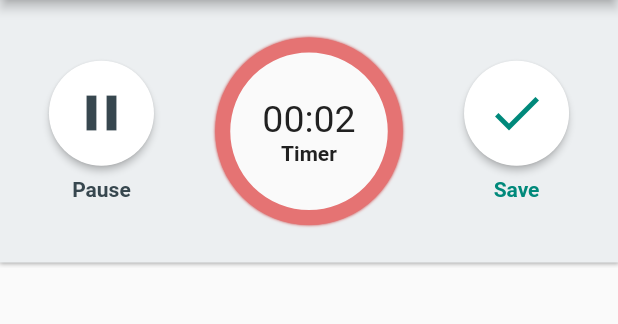
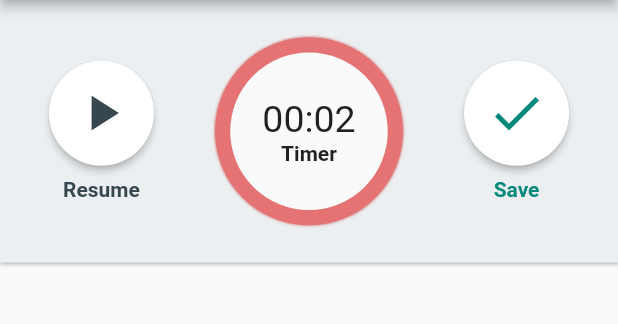
Before and after one commit to apurvh/DeXEMR, a Flutter app: the MainScreen screen opened directly with empty values, after a tap on "Go", after a tap on the "pause" icon, on a phone screen of 412 x 824 dp, the part 84-408 px from its top. Run offline on Flutter 3.47's test engine with Material 2 defaults, Android fonts, the phone set to English and light mode, and no system bars; drawn by our look-alikes of firebase_database; our stand-ins replace firebase_auth, firebase_messaging, firebase_storage, google_sign_in, share, shared_preferences; missing offline and left inert: audioplayer, simple_permissions; accounts and stored records are empty.

Commit message:
play pause done

```diff
--- a/lib/mainScreen.dart
+++ b/lib/mainScreen.dart
@@ -5,6 +5,12 @@ import 'package:google_sign_in/google_sign_in.dart';
 import 'package:dex_for_doctor/emrListWidget.dart';
 
 import 'package:scoped_model/scoped_model.dart';
+import 'package:flutter/services.dart';
+import 'dart:async';
+import 'package:firebase_database/firebase_database.dart';
+import 'package:firebase_storage/firebase_storage.dart';
+import 'package:intl/intl.dart';
+import 'dart:io';
 
 class MainScreen extends StatefulWidget {
   const MainScreen({Key key, this.email});
@@ -48,12 +54,13 @@ class _MainScreenState extends State<MainScreen> {
         floatingActionButton: new ScopedModelDescendant<CounterModel>(
           builder: (context, child, model) => renderFloatingActionButton(model),
         ),
+//        floatingActionButtonLocation: FloatingActionButtonLocation.centerFloat,
       ),
     );
   }
 
   Widget renderRecordWidget(int recorderWidgetState) {
-    if (recorderWidgetState.isEven) {
+    if (recorderWidgetState == 0) {
       return Container();
     } else {
       return new RecorderWidget(
@@ -63,13 +70,14 @@ class _MainScreenState extends State<MainScreen> {
   }
 
   Widget renderFloatingActionButton(model) {
-    if (model.counter.isOdd) {
+    if (model.counter == 1) {
       return Container();
     } else {
       return new FloatingActionButton(
         onPressed: () {
           model.increment();
           print("====>>>>  ${model.counter}");
+          redButtonStateChannelFunction(model.counter);
         },
         child: Row(
           mainAxisSize: MainAxisSize.min,
@@ -84,6 +92,71 @@ class _MainScreenState extends State<MainScreen> {
       );
     }
   }
+
+  //PLATFORM
+  static const platform = const MethodChannel('dex.channels/dfRedButtonState');
+
+  //USING PLATFORM CHANNEL TO CAPTURE AUDIO AND SEND TO FIRE BASE DB
+  Future redButtonStateChannelFunction(int redButtonState) async {
+    String result = await platform.invokeMethod('stateReply', {
+      'redButtonState': redButtonState,
+      'time': new DateTime.now().millisecondsSinceEpoch.toString()
+    });
+    print("RESULT IS: " + result);
+
+//    stillUploadingLastOne = 1;
+
+    //GET KEY
+    String uploadAudioFileKey = FirebaseDatabase.instance
+        .reference()
+        .child("DeXAutoCollect")
+        .child("list")
+        .child(widget.email.replaceAll(".", " "))
+        .push()
+        .key;
+
+//    print(uploadAudioFileKey);
+    await FirebaseDatabase.instance
+        .reference()
+        .child("DeXAutoCollect")
+        .child("list")
+        .child(widget.email.replaceAll(".", " "))
+        .child(uploadAudioFileKey)
+        .update({
+      "name": result.substring(result.length - 21),
+      "conversionStatus": 0,
+//      "followUp": followUpStatus,
+      "dateStamp": new DateFormat.yMd().format(new DateTime.now())
+    });
+
+    //UPLOAD FILE AND PUSH FILE
+    if (result != "Recording On ") {
+      //UPLOAD FILE
+      File file = new File(result);
+      StorageReference ref = FirebaseStorage.instance
+          .ref()
+          .child("Audio")
+          .child(widget.email.replaceAll(".", " "))
+          .child(result.substring(result.length - 21));
+      StorageUploadTask uploadTask = ref.put(file);
+
+      //GET URL
+      Uri fileUrl = (await uploadTask.future).downloadUrl;
+      print("File Uploaded == > $result");
+
+      //PUSH TO AUDIO
+      await FirebaseDatabase.instance
+          .reference()
+          .child("DeXAutoCollect")
+          .child("list")
+          .child(widget.email.replaceAll(".", " "))
+          .child(uploadAudioFileKey)
+          .update({
+        "url": fileUrl.toString(),
+      });
+    }
+//    stillUploadingLastOne = 0;
+  }
 }
 
 class CounterModel extends Model {
@@ -93,7 +166,7 @@ class CounterModel extends Model {
 
   void increment() {
     // First, increment the counter
-    _counter++;
+    _counter = 1;
 
     // Then notify all the listeners.
     notifyListeners();
@@ -101,7 +174,7 @@ class CounterModel extends Model {
 
   void decrement() {
     // First, increment the counter
-    _counter--;
+    _counter = 0;
 
     // Then notify all the listeners.
     notifyListeners();
--- a/lib/recorderWidget.dart
+++ b/lib/recorderWidget.dart
@@ -19,6 +19,8 @@ class RecorderWidget extends StatefulWidget {
 }
 
 class _RecorderWidgetState extends State<RecorderWidget> {
+  int pauseButtonState = 0;
+
   @override
   Widget build(BuildContext context) {
     if (false) {
@@ -41,32 +43,7 @@ class _RecorderWidgetState extends State<RecorderWidget> {
           crossAxisAlignment: CrossAxisAlignment.center,
           mainAxisAlignment: MainAxisAlignment.spaceAround,
           children: <Widget>[
-            new Column(
-              children: <Widget>[
-                new RawMaterialButton(
-                  onPressed: () {},
-                  child: new Icon(
-                    Icons.pause,
-                    size: 40.0,
-                    color: Colors.blueGrey[800],
-                  ),
-                  shape: new CircleBorder(),
-                  elevation: 2.0,
-                  fillColor: Colors.white,
-                  padding: const EdgeInsets.all(15.0),
-                ),
-                Padding(
-                  padding: const EdgeInsets.only(top: 8.0),
-                  child: new Text(
-                    "Pause",
-                    style: new TextStyle(
-                      color: Colors.blueGrey[800],
-                      fontWeight: FontWeight.bold,
-                    ),
-                  ),
-                ),
-              ],
-            ),
+            pauseButton(),
             new Container(
               decoration: new BoxDecoration(
                 shape: BoxShape.circle,
@@ -115,6 +92,7 @@ class _RecorderWidgetState extends State<RecorderWidget> {
                         onPressed: () {
                           model.decrement();
                           print("====>>>>  ${model.counter}");
+                          redButtonStateChannelFunction(model.counter);
                         },
                         child: new Icon(
                           Icons.done,
@@ -145,13 +123,81 @@ class _RecorderWidgetState extends State<RecorderWidget> {
     }
   }
 
+  Widget pauseButton() {
+    if (pauseButtonState == 0) {
+      return new Column(
+        children: <Widget>[
+          new RawMaterialButton(
+            onPressed: () {
+              pauseButtonState = 1;
+              print("PAUSE PRESSED");
+              redButtonStateChannelFunction(2);
+              setState(() {});
+            },
+            child: new Icon(
+              Icons.pause,
+              size: 40.0,
+              color: Colors.blueGrey[800],
+            ),
+            shape: new CircleBorder(),
+            elevation: 2.0,
+            fillColor: Colors.white,
+            padding: const EdgeInsets.all(15.0),
+          ),
+          Padding(
+            padding: const EdgeInsets.only(top: 8.0),
+            child: new Text(
+              "Pause",
+              style: new TextStyle(
+                color: Colors.blueGrey[800],
+                fontWeight: FontWeight.bold,
+              ),
+            ),
+          ),
+        ],
+      );
+    } else {
+      return new Column(
+        children: <Widget>[
+          new RawMaterialButton(
+            onPressed: () {
+              pauseButtonState = 0;
+              print("RESUME PRESSED");
+              redButtonStateChannelFunction(3);
+              setState(() {});
+            },
+            child: new Icon(
+              Icons.play_arrow,
+              size: 40.0,
+              color: Colors.blueGrey[800],
+            ),
+            shape: new CircleBorder(),
+            elevation: 2.0,
+            fillColor: Colors.white,
+            padding: const EdgeInsets.all(15.0),
+          ),
+          Padding(
+            padding: const EdgeInsets.only(top: 8.0),
+            child: new Text(
+              "Resume",
+              style: new TextStyle(
+                color: Colors.blueGrey[800],
+                fontWeight: FontWeight.bold,
+              ),
+            ),
+          ),
+        ],
+      );
+    }
+  }
+
   //PLATFORM
   static const platform = const MethodChannel('dex.channels/dfRedButtonState');
 
   //USING PLATFORM CHANNEL TO CAPTURE AUDIO AND SEND TO FIRE BASE DB
-  Future redButtonStateChannelFunction() async {
+  Future redButtonStateChannelFunction(int redButtonState) async {
     String result = await platform.invokeMethod('stateReply', {
-//      'redButtonState': _recordPauseSwitch,
+      'redButtonState': redButtonState,
       'time': new DateTime.now().millisecondsSinceEpoch.toString()
     });
     print("RESULT IS: " + result);
```
Also changed, not shown: 1 other file.
